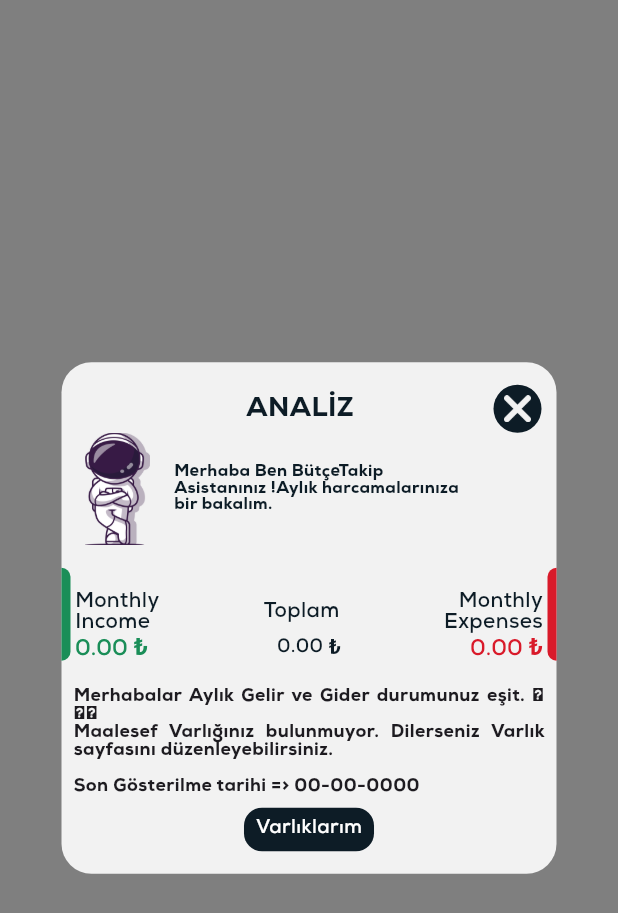
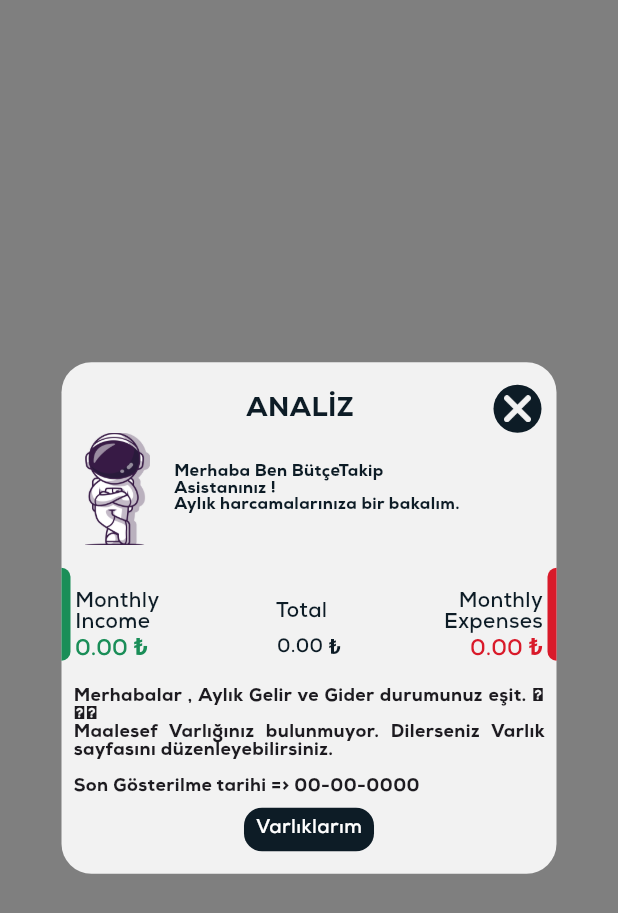
Before and after one commit to zahidayturan/ButceTakip, a Flutter app: the myAssistant screen opened directly, on a phone screen of 412 x 824 dp. Shown: the top 913 px of the screen. Run offline on Flutter 3.47's test engine with Material 3 defaults, Android fonts, the phone set to English and light mode, and no system bars; our stand-ins replace cloud_firestore, csv, device_info_plus, dropdown_button2, firebase_auth, firebase_core and 10 more; missing offline and left inert: app_settings, d_chart, flutter_share, googleapis, ntp; accounts and stored records are empty; generated files the repository leaves out were written again; Roboto replaces fonts that are missing (TL).

Commit message:
çeviriler

```diff
--- a/lib/UI/analysis_bar.dart
+++ b/lib/UI/analysis_bar.dart
@@ -79,7 +79,7 @@ class _AnalysisBar extends ConsumerState<AnalysisBar> {
                                         color: Theme.of(context).canvasColor),
                                     ),
                                     Text(
-                                      "Toplam",
+                                      translation(context).totalSmall,
                                       style: TextStyle(
                                         height: 2,
                                         fontSize: 14,
@@ -289,7 +289,7 @@ class _AnalysisBar extends ConsumerState<AnalysisBar> {
                           var data = snapshot.data;
                           return analysisData(ref, items, data);
                         }else{
-                          return SizedBox(
+                          return const SizedBox(
                             height: 250,
                           );
                         }
@@ -311,7 +311,7 @@ class _AnalysisBar extends ConsumerState<AnalysisBar> {
   int foundMaxdayinMoth (){ //ayın kaç gün olduğunu buluyor.
     DateTime now = DateTime.now();
     DateTime firstDayOfNextMonth = DateTime(now.year, now.month + 1, 1);
-    DateTime lastDayOfMonth = firstDayOfNextMonth.subtract(Duration(days: 1));
+    DateTime lastDayOfMonth = firstDayOfNextMonth.subtract(const Duration(days: 1));
     return lastDayOfMonth.day;
   }
   Widget analysisData(WidgetRef ref, var items, List<SpendInfo>? data) {
@@ -322,7 +322,7 @@ class _AnalysisBar extends ConsumerState<AnalysisBar> {
     double total = double.parse(readdb.getTotalAmount(items)[0]); //Aylık Toplam fark
     DateTime dateTime = DateTime.now();
     var user = FirebaseAuth.instance.currentUser;
-    String message = "Merhabalar  ${user?.displayName ?? "Efendim"} " ;
+    String message = "Merhabalar  ${user?.displayName ?? "Efendim"}, " ;
 
     double dailySpend = (total / (foundMaxdayinMoth() - dateTime.day)) ; //Ayın kalanında harcanması gereken günlük miktar.
     double assetTotal = getAssetsApi(ref, data); //Varlıklarımdan veri çekiyor.
@@ -351,13 +351,13 @@ class _AnalysisBar extends ConsumerState<AnalysisBar> {
       if(assetTotal > 0){
         message += "Neyse ki halihazırda Varlıklarınız da Paranız mevcut. ";
       }else{
-        message += "🥹🥹🥹 ";
+        message += "🥹🥹🥹 "; /// bune gardaş
       }
     }else{
-      message += "Aylık Gelir Gider durumunuzun maalesef - bakiyede olduğunu görüntülüyorum. ";
-      if(assetTotal > 0){
-        message += "neyse ki ";
-      }
+      message += "Aylık Gelir Gider durumunuzun maalesef - bakiyede olduğunu göryorum. ";
+      /// if(assetTotal > 0){
+      ///   message += "neyse ki ";
+      /// }
     }
     if(assetTotal <= 0){ ///varlık kontrolu
       message += "\nMaalesef Varlığınız bulunmuyor. Dilerseniz Varlık sayfasını düzenleyebilirsiniz. ";
@@ -383,7 +383,7 @@ class _AnalysisBar extends ConsumerState<AnalysisBar> {
           ),
         ),
         income == 0
-        ?SizedBox(width: 1)
+        ?const SizedBox(width: 1)
         :Column(
           children: [
             SizedBox(
@@ -542,7 +542,7 @@ class _AnalysisBar extends ConsumerState<AnalysisBar> {
                 ],
               ),
             ),
-            SizedBox(height: 10),
+            const SizedBox(height: 10),
           ],
         ),
         assetTotal <= 0
@@ -552,8 +552,8 @@ class _AnalysisBar extends ConsumerState<AnalysisBar> {
             ref.read(botomNavBarRiverpod).setCurrentindex(4);
             Navigator.push(context, PageRouteBuilder(
               transitionDuration: const Duration(milliseconds: 1),
-              pageBuilder: (context, animation, nextanim) => assetsPage(),
-              reverseTransitionDuration: Duration(milliseconds: 1),
+              pageBuilder: (context, animation, nextanim) => const assetsPage(),
+              reverseTransitionDuration: const Duration(milliseconds: 1),
               transitionsBuilder: (context, animation, nexttanim, child) {
                 return FadeTransition(
                   opacity: animation,
@@ -565,7 +565,7 @@ class _AnalysisBar extends ConsumerState<AnalysisBar> {
             settingRead.setAssistantLastShowDate;
           },
           child: Container(
-            padding: EdgeInsets.all(8),
+            padding: const EdgeInsets.all(8),
             decoration: BoxDecoration(
               color: Theme.of(context).highlightColor,
               borderRadius: BorderRadius.circular(12),
@@ -586,14 +586,14 @@ class _AnalysisBar extends ConsumerState<AnalysisBar> {
             settingRead.setAssistantLastShowDate;
           },
           child: Container(
-            padding: EdgeInsets.all(8),
+            padding: const EdgeInsets.all(8),
             decoration: BoxDecoration(
               color: Theme.of(context).highlightColor,
               borderRadius: BorderRadius.circular(12),
             ),
-            child: const Text(
-              "Anladım",
-              style: TextStyle(
+            child: Text(
+              translation(context).okAnladim,
+              style: const TextStyle(
                   height: 1,
                   fontSize: 13,
                   color: Colors.white
--- a/lib/UI/my_assistant.dart
+++ b/lib/UI/my_assistant.dart
@@ -158,7 +158,7 @@ class _myAssistant extends ConsumerState<myAssistant> {
                                   SizedBox(
                                     width: 200,
                                     child: Text(
-                                      "Merhaba Ben BütçeTakip Asistanınız !"
+                                      "Merhaba Ben BütçeTakip Asistanınız !\n"
                                       "Aylık harcamalarınıza bir bakalım.",
                                       textAlign: TextAlign.start,
                                       style: TextStyle(
--- a/lib/pages/more/assets_page.dart
+++ b/lib/pages/more/assets_page.dart
@@ -543,8 +543,8 @@ class _assetsPage extends ConsumerState<assetsPage> {
                                     children: [
                                       Text(
                                         pageNumber == 0
-                                          ?"30 Günlük Varlık Değişimi"
-                                          :"En fazla Gelir"
+                                          ?translation(context).assetChart30Days
+                                          :translation(context).yourHighestIncome
                                       ),
                                       counterContainer(context, pageNumber),
 
--- a/lib/pages/more/backup.dart
+++ b/lib/pages/more/backup.dart
@@ -540,7 +540,7 @@ class _BackUpState extends ConsumerState<BackUp> {
                                           );
                                         },
                                         child: Text(
-                                          "Verilerimi Sil",
+                                          translation(context).deleteMyAccountSmall,
                                           style: TextStyle(
                                             fontSize: 12,
                                             color: Theme.of(context).canvasColor
```
Also changed, not shown: lib/UI/check_user_delete.dart (+16 -16 lines), lib/l10n/app_ar.arb (+14 -2 lines), lib/l10n/app_en.arb (+14 -2 lines), lib/l10n/app_tr.arb (+13 -1 lines), lib/pages/more/settings.dart (+9 -9 lines), pubspec.lock.
